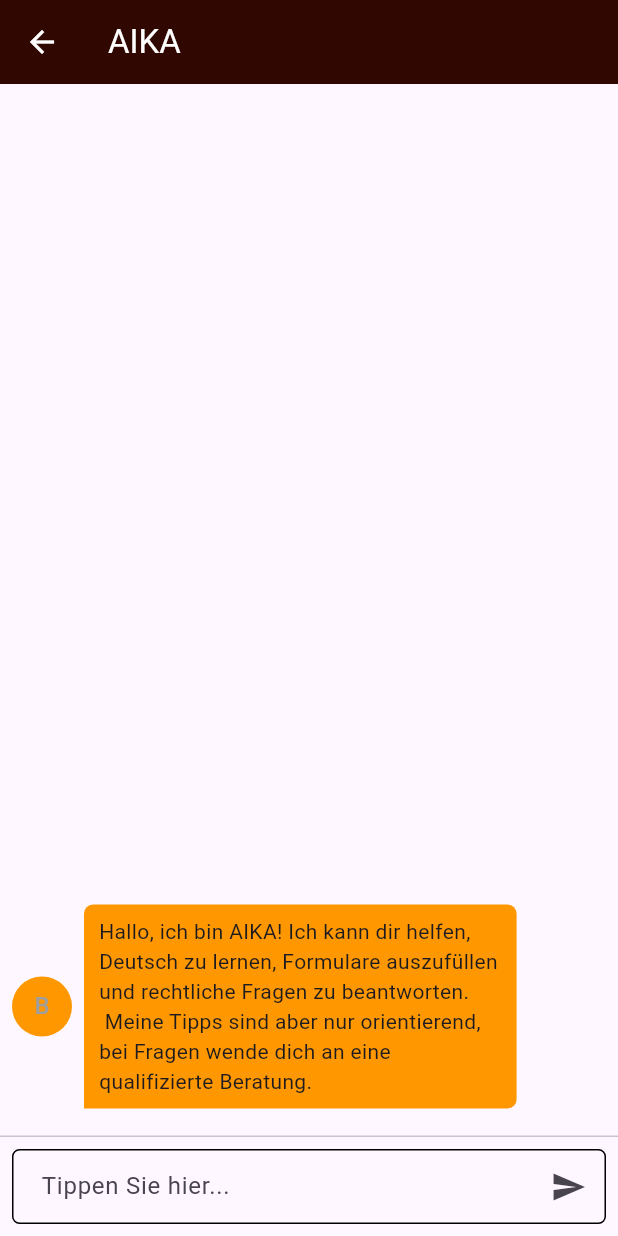
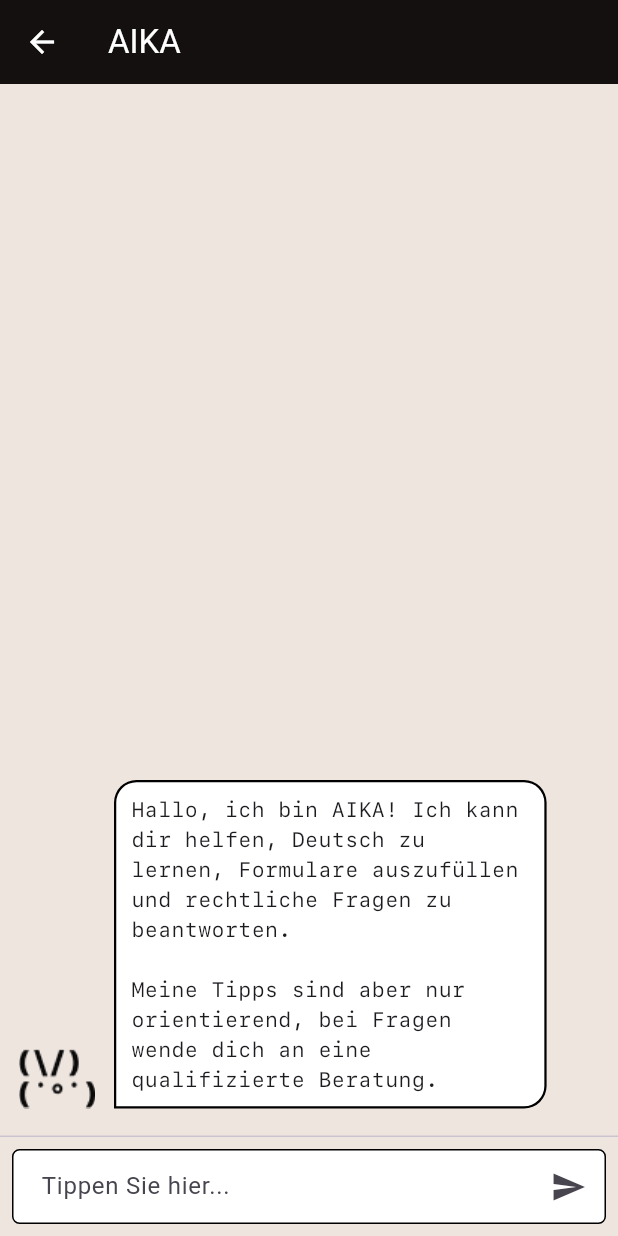
Before and after one commit to al-holm/aika, a Flutter app: the screen it shows after launch, after a tap on "DEUTSCH!", on a phone screen of 412 x 824 dp. Run offline on Flutter 3.47's test engine with Material 3 defaults, Android fonts, the phone set to English and light mode, and no system bars; our stand-ins replace shared_preferences; Roboto replaces fonts that are missing (SF Pro).

Commit message:
design - done

```diff
--- a/frontend/lib/german_chat.dart
+++ b/frontend/lib/german_chat.dart
@@ -27,7 +27,7 @@ class _GermanChatState extends State {
   }
 
   Future<void> _initMessages() async {
-    String initString = "Hallo, ich bin AIKA! Ich kann dir helfen, Deutsch zu lernen, Formulare auszufüllen und rechtliche Fragen zu beantworten.\n Meine Tipps sind aber nur orientierend, bei Fragen wende dich an eine qualifizierte Beratung.";
+    String initString = "Hallo, ich bin AIKA! Ich kann dir helfen, Deutsch zu lernen, Formulare auszufüllen und rechtliche Fragen zu beantworten.\n\nMeine Tipps sind aber nur orientierend, bei Fragen wende dich an eine qualifizierte Beratung.";
     Message initMessage = _buildMessage(initString, 'bot', 'init');
     setState(() {
          _messages.add(initMessage);
@@ -126,6 +126,7 @@ class _GermanChatState extends State {
   @override
   Widget build(BuildContext context) {
     return Scaffold(
+      backgroundColor: Color.fromRGBO(238, 229, 222, 1),
       appBar: appBarAIKA(context),
       body: Column(
         children: <Widget>[
@@ -147,7 +148,7 @@ class _GermanChatState extends State {
 
 Widget _buildMessageTile(Message message, BuildContext context) {
   bool isBot = message.role == 'bot';
-  const double radius = 6;
+  const double radius = 15;
   var borderRadius = isBot
           ? const BorderRadius.only(
             topLeft: Radius.circular(radius),
@@ -163,30 +164,34 @@ Widget _buildMessageTile(Message message, BuildContext context) {
           );
 
   return Row(
-    mainAxisAlignment: isBot? MainAxisAlignment.start : MainAxisAlignment.end,
+    mainAxisAlignment: isBot? MainAxisAlignment.start: MainAxisAlignment.end,
+    crossAxisAlignment: CrossAxisAlignment.end,
     children: [
       if (isBot)
-        const CircleAvatar(
-          child:  Text('B'),
-          backgroundColor: Colors.orange,
-          foregroundColor: Colors.grey,
+        Container(
+            width: 60.0,  // Diameter of the circle
+            height: 60.0, // Diameter of the circle
+            decoration: const BoxDecoration(
+              image: DecorationImage(
+                image: AssetImage('assets/images/bot_avatar.png'), // Path to your image asset
+                fit: BoxFit.scaleDown,
+              ),
+              shape: BoxShape.circle,
+            ),
           ),
       Container(
         margin: const EdgeInsets.symmetric( horizontal: 8, vertical: 10),
         padding: const EdgeInsets.symmetric(horizontal: 10, vertical: 8),
         constraints: BoxConstraints(maxWidth: MediaQuery.of(context).size.width * 0.7),
         decoration: BoxDecoration(
-          color: isBot ? Colors.orange : Colors.grey,
+          color: Colors.white,
           borderRadius: borderRadius,
+          border: Border.all(color: Colors.black, width: 1.5)
         ),
-        child: Text(message.text),
+        child: Text(message.text,
+                style: TextStyle(fontFamily: 'SFMono')
+        ),
       ),
-      if (!isBot)
-        const CircleAvatar(
-          child:  Text('U'),
-          backgroundColor: Colors.grey,
-          foregroundColor: Colors.orange,
-          ),
     ],
     );
 }
@@ -198,6 +203,7 @@ Widget _buildTextInput(_controller, _handleSubmitted) {
             child: Container(
               decoration: BoxDecoration(
                 border: Border.all(color: Colors.black),
+                color: Colors.white,
                 borderRadius: BorderRadius.circular(5),
               ),
               child: Row(
--- a/frontend/lib/home_page.dart
+++ b/frontend/lib/home_page.dart
@@ -3,17 +3,28 @@ import 'package:flutter/material.dart';
 import 'package:frontend/german_chat.dart';
 
 class HomePage extends StatelessWidget {
-
+  static const Color accentColor = Color.fromRGBO(224, 71, 23, 1);
+  static const Color sandColor =  Color.fromRGBO(238, 229, 222, 1);
   final ButtonStyle buttonStyle = ElevatedButton.styleFrom(
-    backgroundColor: const Color.fromRGBO(247, 199, 168, 1),
-    foregroundColor: const Color.fromARGB(255, 233, 97, 7),
-    padding: const EdgeInsets.symmetric(vertical: 10),
-    fixedSize: const Size(300, 50),
+    backgroundColor: sandColor,
+    padding: const EdgeInsets.symmetric(vertical: 5),
+    fixedSize: const Size(320, 55),
     shape: RoundedRectangleBorder(
       borderRadius: BorderRadius.circular(5),
     )
   );
-  final TextStyle buttonTextStyle = const TextStyle(color: Colors.white,fontSize: 24);
+
+  final TextStyle buttonTextStyle = const TextStyle(fontFamily: 'SFMono',
+                            fontSize: 28,
+                            fontWeight: FontWeight.bold,
+                            color: accentColor);
+
+  static const TextStyle styleTitleAIKA = TextStyle(
+                            color: sandColor,
+                            fontFamily: 'SFMono',
+                            height: 1.1,
+                            fontSize: 70,
+                            fontWeight: FontWeight.bold);
 
   void _navigateToGermanChat(BuildContext context) {
     Navigator.push(
@@ -26,7 +37,7 @@ class HomePage extends StatelessWidget {
   Widget build(BuildContext context) {
 
     return Scaffold(
-      backgroundColor: Colors.deepOrange,
+      backgroundColor: accentColor,
       body: SafeArea( // ensures padding from system components (notches, bars etc.)
         child: Center(
           child: Column(
@@ -36,19 +47,27 @@ class HomePage extends StatelessWidget {
               Align(
                 alignment: Alignment.centerLeft,
                 child: Container(
-                  padding: const EdgeInsets.only(left: 40, top: 40),
+                  padding: const EdgeInsets.only(left: 20, top: 40, bottom: 10),
                   child:
-                        const Text('HALLO, \nICH BIN \nAIKA',
+                        const Text('HALLO, \nICH BIN',
                           textAlign: TextAlign.left,
-                          style: TextStyle(
-                            color: Colors.white,
-                            fontSize: 48,
-                            fontWeight: FontWeight.bold
-                          ),
+                          style: styleTitleAIKA,
                         )
                   )
               ),
-              const SizedBox(height: 50,), // to adjust space between components
+              Center(
+                child: Container(
+                  width: 300, // Set the width of the container
+                  height: 300, // Set the height of the container
+                  decoration: const BoxDecoration(
+                    image:  DecorationImage(
+                      image: AssetImage('assets/images/aika.png'),
+                      fit: BoxFit.contain, // Covers the container space
+                    ),
+                  ),
+                ),
+              ),
+              const SizedBox(height: 40,), // to adjust space between components
               ElevatedButton(
                 style: buttonStyle,
                 onPressed: () => _navigateToGermanChat(context),
--- a/frontend/lib/main.dart
+++ b/frontend/lib/main.dart
@@ -11,8 +11,6 @@ class MyApp extends StatelessWidget {
     return MaterialApp(
       title: 'AIKA',
       theme: ThemeData(
-        fontFamily: 'SF Pro',
-        primarySwatch: Colors.deepOrange,
         visualDensity: VisualDensity.adaptivePlatformDensity, // scaling - VisualDensity that is adaptive based on the current platform
       ),
       debugShowCheckedModeBanner: false,
--- a/frontend/lib/ui_elements.dart
+++ b/frontend/lib/ui_elements.dart
@@ -2,7 +2,7 @@ import 'package:flutter/material.dart';
 
 AppBar appBarAIKA(BuildContext context) {
   return AppBar(
-    backgroundColor: const Color.fromRGBO(49, 8, 1, 1),
+    backgroundColor: const Color.fromRGBO(20, 16, 16, 1),
     title: const Text("AIKA", style:TextStyle(color: Colors.white)),
     leading: IconButton(
       icon: const Icon(Icons.arrow_back, color: Colors.white,),
```
Also changed, not shown: frontend/pubspec.yaml (+9 -11 lines), frontend/assets/fonts/SFMonoBold.otf (added), frontend/assets/fonts/SFMonoBoldItalic.otf (added), frontend/assets/fonts/SFMonoHeavy.otf (added), frontend/assets/fonts/SFMonoHeavyItalic.otf (added), frontend/assets/fonts/SFMonoLight.otf (added), frontend/assets/fonts/SFMonoLightItalic.otf (added), frontend/assets/fonts/SFMonoMedium.otf (added), frontend/assets/fonts/SFMonoMediumItalic.otf (added), frontend/assets/fonts/SFMonoRegular.otf (added), frontend/assets/fonts/SFMonoRegularItalic.otf (added), frontend/assets/fonts/SFMonoSemibold.otf (added), frontend/assets/fonts/SFMonoSemiboldItalic.otf (added), frontend/assets/images/aika.png (added), 2 more files.
